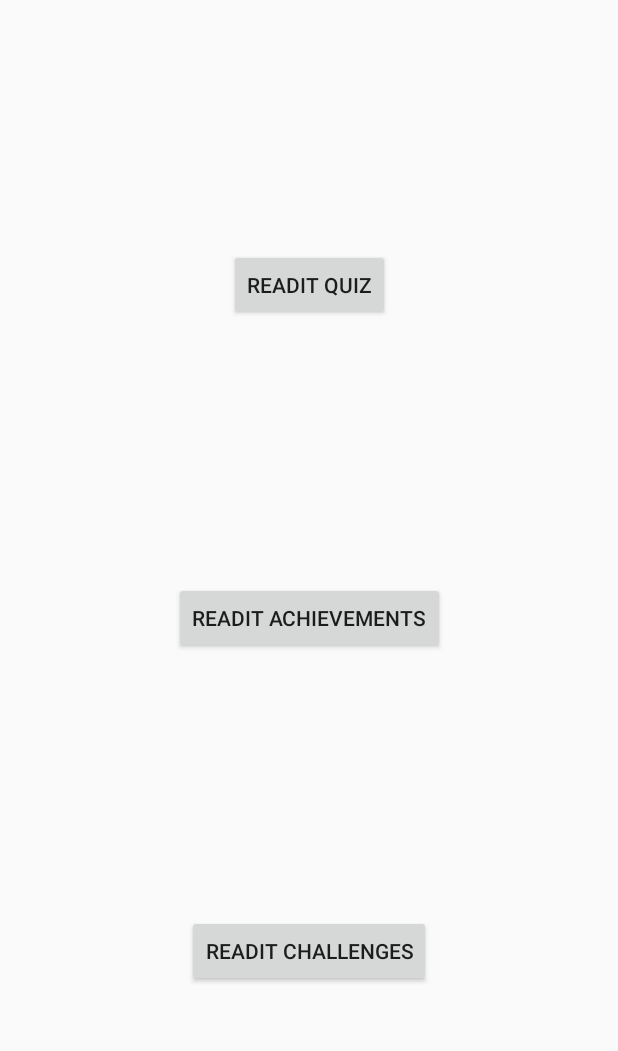
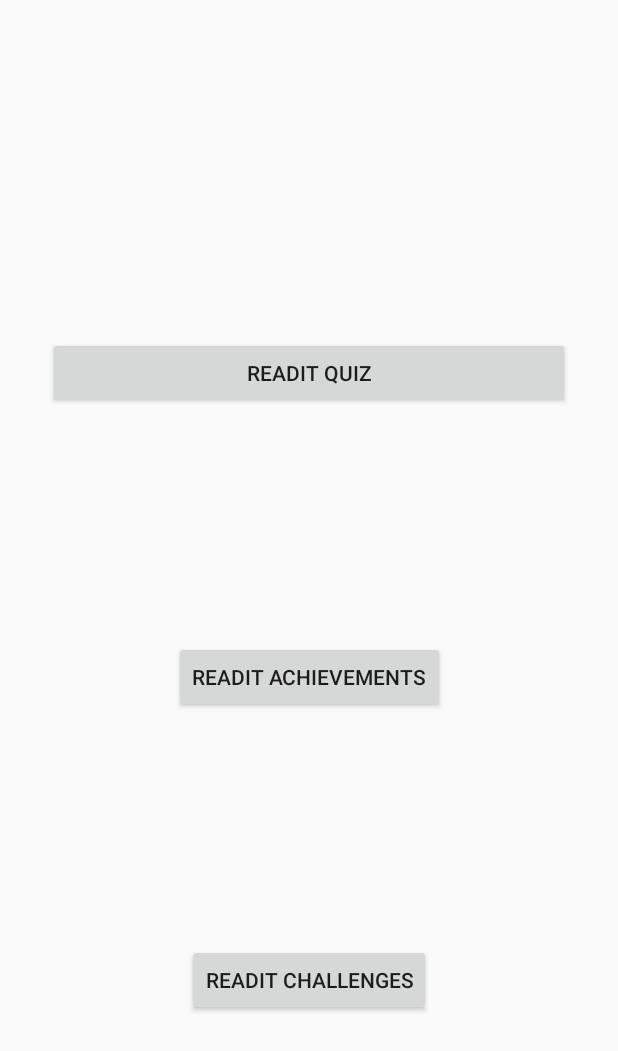
Before and after one commit to edoardopuggioni/ReadItApp, an Android app: the HomepageActivity screen opened directly, with no data from a screen before it, on a phone screen of 412 x 824 dp. Shown: the top 1051 px of the screen. Run offline under Robolectric (Android 15) with nearby library versions, the phone set to English and light mode, and no system bars.

```diff
--- a/app/src/main/res/layout/activity_homepage.xml
+++ b/app/src/main/res/layout/activity_homepage.xml
@@ -6,16 +6,36 @@
     android:layout_height="match_parent"
     tools:context=".HomepageActivity">
 
+    <android.support.constraint.ConstraintLayout
+        android:id="@+id/constraintLayout2"
+        android:layout_width="match_parent"
+        android:layout_height="38dp"
+        android:layout_marginStart="32dp"
+        android:layout_marginLeft="32dp"
+        android:layout_marginTop="32dp"
+        android:layout_marginEnd="32dp"
+        android:layout_marginRight="32dp"
+        app:layout_constraintEnd_toEndOf="parent"
+        app:layout_constraintStart_toStartOf="parent"
+        app:layout_constraintTop_toTopOf="parent">
+
+    </android.support.constraint.ConstraintLayout>
+
     <Button
         android:id="@+id/homepage_quiz_button"
-        android:layout_width="wrap_content"
+        android:layout_width="0dp"
         android:layout_height="wrap_content"
+        android:layout_marginStart="32dp"
+        android:layout_marginLeft="32dp"
+        android:layout_marginTop="8dp"
+        android:layout_marginEnd="32dp"
+        android:layout_marginRight="32dp"
         android:text="@string/readit_quiz"
         app:layout_constraintBottom_toTopOf="@+id/homepage_achievements_button"
         app:layout_constraintEnd_toEndOf="parent"
         app:layout_constraintHorizontal_bias="0.5"
         app:layout_constraintStart_toStartOf="parent"
-        app:layout_constraintTop_toTopOf="parent" />
+        app:layout_constraintTop_toBottomOf="@+id/constraintLayout2" />
 
     <Button
         android:id="@+id/homepage_achievements_button"
```
Also changed, not shown: app/src/main/res/layout/activity_login.xml (+9 -6 lines).
